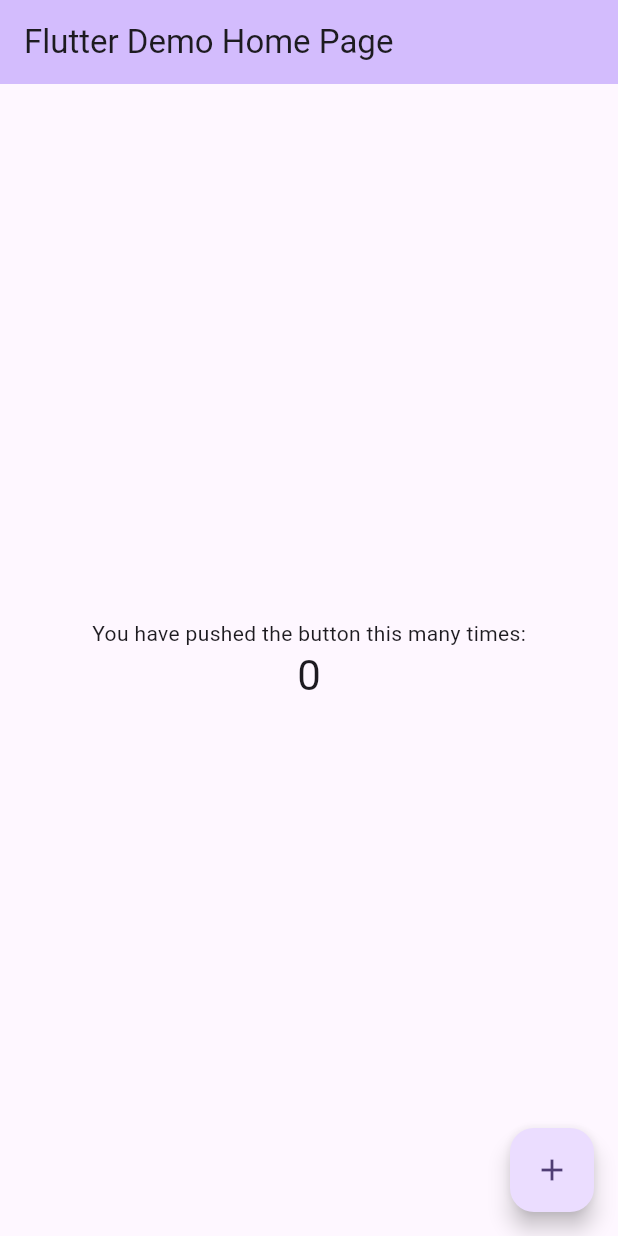
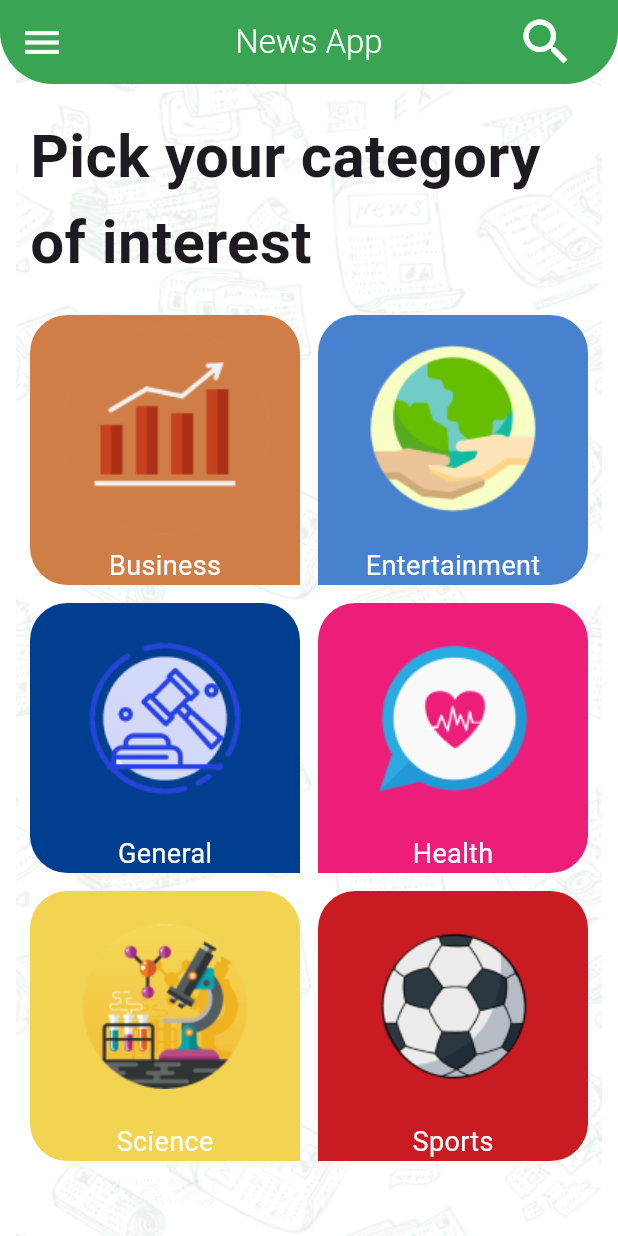
Before and after one commit to ftouh211/news_app, a Flutter app: the screen it shows after launch, on a phone screen of 412 x 824 dp. Run offline on Flutter 3.47's test engine with Material 3 defaults, Android fonts, the phone set to English and light mode, and no system bars; our stand-ins replace google_fonts; Roboto replaces fonts that are missing (Exo).

Commit message:
Describe your changes here

```diff
--- a/lib/main.dart
+++ b/lib/main.dart
@@ -1,4 +1,5 @@
 import 'package:flutter/material.dart';
+import 'package:news_app/ui/home_screen.dart';
 
 void main() {
   runApp(const MyApp());
@@ -11,115 +12,11 @@ class MyApp extends StatelessWidget {
   @override
   Widget build(BuildContext context) {
     return MaterialApp(
-      title: 'Flutter Demo',
-      theme: ThemeData(
-        // This is the theme of your application.
-        //
-        // TRY THIS: Try running your application with "flutter run". You'll see
-        // the application has a purple toolbar. Then, without quitting the app,
-        // try changing the seedColor in the colorScheme below to Colors.green
-        // and then invoke "hot reload" (save your changes or press the "hot
-        // reload" button in a Flutter-supported IDE, or press "r" if you used
-        // the command line to start the app).
-        //
-        // Notice that the counter didn't reset back to zero; the application
-        // state is not lost during the reload. To reset the state, use hot
-        // restart instead.
-        //
-        // This works for code too, not just values: Most code changes can be
-        // tested with just a hot reload.
-        colorScheme: ColorScheme.fromSeed(seedColor: Colors.deepPurple),
-        useMaterial3: true,
-      ),
-      home: const MyHomePage(title: 'Flutter Demo Home Page'),
+      routes: {
+        HomeScreen.routeName : (context) => HomeScreen(),
+      },
+      initialRoute: HomeScreen.routeName,
+      debugShowCheckedModeBanner: false,
     );
   }
 }
-
-class MyHomePage extends StatefulWidget {
-  const MyHomePage({super.key, required this.title});
-
-  // This widget is the home page of your application. It is stateful, meaning
-  // that it has a State object (defined below) that contains fields that affect
-  // how it looks.
-
-  // This class is the configuration for the state. It holds the values (in this
-  // case the title) provided by the parent (in this case the App widget) and
-  // used by the build method of the State. Fields in a Widget subclass are
-  // always marked "final".
-
-  final String title;
-
-  @override
-  State<MyHomePage> createState() => _MyHomePageState();
-}
-
-class _MyHomePageState extends State<MyHomePage> {
-  int _counter = 0;
-
-  void _incrementCounter() {
-    setState(() {
-      // This call to setState tells the Flutter framework that something has
-      // changed in this State, which causes it to rerun the build method below
-      // so that the display can reflect the updated values. If we changed
-      // _counter without calling setState(), then the build method would not be
-      // called again, and so nothing would appear to happen.
-      _counter++;
-    });
-  }
-
-  @override
-  Widget build(BuildContext context) {
-    // This method is rerun every time setState is called, for instance as done
-    // by the _incrementCounter method above.
-    //
-    // The Flutter framework has been optimized to make rerunning build methods
-    // fast, so that you can just rebuild anything that needs updating rather
-    // than having to individually change instances of widgets.
-    return Scaffold(
-      appBar: AppBar(
-        // TRY THIS: Try changing the color here to a specific color (to
-        // Colors.amber, perhaps?) and trigger a hot reload to see the AppBar
-        // change color while the other colors stay the same.
-        backgroundColor: Theme.of(context).colorScheme.inversePrimary,
-        // Here we take the value from the MyHomePage object that was created by
-        // the App.build method, and use it to set our appbar title.
-        title: Text(widget.title),
-      ),
-      body: Center(
-        // Center is a layout widget. It takes a single child and positions it
-        // in the middle of the parent.
-        child: Column(
-          // Column is also a layout widget. It takes a list of children and
-          // arranges them vertically. By default, it sizes itself to fit its
-          // children horizontally, and tries to be as tall as its parent.
-          //
-          // Column has various properties to control how it sizes itself and
-          // how it positions its children. Here we use mainAxisAlignment to
-          // center the children vertically; the main axis here is the vertical
-          // axis because Columns are vertical (the cross axis would be
-          // horizontal).
-          //
-          // TRY THIS: Invoke "debug painting" (choose the "Toggle Debug Paint"
-          // action in the IDE, or press "p" in the console), to see the
-          // wireframe for each widget.
-          mainAxisAlignment: MainAxisAlignment.center,
-          children: <Widget>[
-            const Text(
-              'You have pushed the button this many times:',
-            ),
-            Text(
-              '$_counter',
-              style: Theme.of(context).textTheme.headlineMedium,
-            ),
-          ],
-        ),
-      ),
-      floatingActionButton: FloatingActionButton(
-        onPressed: _incrementCounter,
-        tooltip: 'Increment',
-        child: const Icon(Icons.add),
-      ), // This trailing comma makes auto-formatting nicer for build methods.
-    );
-  }
-}
--- /dev/null
+++ b/lib/models/category_model.dart
@@ -0,0 +1,54 @@
+import 'package:flutter/material.dart';
+
+class CatogeryModel {
+  String id;
+  String name;
+  String image;
+  Color color;
+
+  CatogeryModel(
+      {required this.id,
+      required this.name,
+      required this.image,
+      required this.color});
+
+  static List<CatogeryModel> getCategoires() {
+    return [
+      CatogeryModel(
+          id: "business",
+          name: "Business",
+          image: "assets/images/bussines.png",
+          color: Color(0xffCF7E48)),
+      CatogeryModel(
+          id: "entertainment",
+          name: "Entertainment",
+          image: "assets/images/environment.png",
+          color: Color(0xff4882CF)),
+      CatogeryModel(
+          id: "general",
+          name: "General",
+          image: "assets/images/Politics.png",
+          color: Color(0xff003E90)),
+      CatogeryModel(
+          id: "health",
+          name: "Health",
+          image: "assets/images/health.png",
+          color: Color(0xffED1E79)),
+      CatogeryModel(
+          id: "science",
+          name: "Science",
+          image: "assets/images/science.png",
+          color: Color(0xffF2D352)),
+      CatogeryModel(
+          id: "sports",
+          name: "Sports",
+          image: "assets/images/sports.png",
+          color: Color(0xffC91C22)),
+      CatogeryModel(
+          id: "technology",
+          name: "Technology",
+          image: "assets/images/pattern.png",
+          color: Color(0xff)),
+    ];
+  }
+}
--- /dev/null
+++ b/lib/ui/categoires_tap.dart
@@ -0,0 +1,44 @@
+import 'package:flutter/material.dart';
+import 'package:news_app/models/category_model.dart';
+import 'package:news_app/ui/catigory_item.dart';
+
+class CategoiresTap extends StatelessWidget {
+  Function onClick;
+  CategoiresTap({required this.onClick, super.key});
+
+
+  var cateogires = CatogeryModel.getCategoires();
+  @override
+  Widget build(BuildContext context) {
+    return Padding(
+      padding: const EdgeInsets.all(20.0),
+      child: Column(
+        children: [
+          Text(
+            "Pick your category of interest",
+            style: TextStyle(fontSize: 40, fontWeight: FontWeight.w700),
+          ),
+          SizedBox(
+            height: 20,
+          ),
+          Expanded(
+            child: GridView.builder(
+              gridDelegate:
+                  SliverGridDelegateWithFixedCrossAxisCount(crossAxisCount: 2,mainAxisSpacing: 12,crossAxisSpacing: 12),
+              itemBuilder: (context, index) {
+                return GestureDetector(
+                  onTap: () {
+                    onClick(cateogires[index]);
+                  },
+                  child: CatigoryItem(catogeryModel: cateogires[index],
+                  isOdd: index.isOdd,),
+                );
+              },
+              itemCount: cateogires.length,
+            ),
+          )
+        ],
+      ),
+    );
+  }
+}
--- /dev/null
+++ b/lib/ui/catigory_item.dart
@@ -0,0 +1,29 @@
+import 'package:flutter/material.dart';
+import 'package:news_app/models/category_model.dart';
+
+class CatigoryItem extends StatelessWidget {
+  CatogeryModel catogeryModel;
+  bool isOdd;
+   CatigoryItem({required this.isOdd, required this.catogeryModel, super.key});
+
+  @override
+  Widget build(BuildContext context) {
+    return Container(
+      decoration: BoxDecoration(
+        color: catogeryModel.color,
+        borderRadius: BorderRadius.only(
+          topLeft: Radius.circular(25),
+          topRight: Radius.circular(25),
+          bottomLeft: !isOdd ? Radius.circular(25) : Radius.zero,
+          bottomRight: isOdd ? Radius.circular(25) : Radius.zero,
+        ),
+      ),
+      child: Column(
+        children: [
+          Expanded(child: Image.asset(catogeryModel.image)),
+          Text(catogeryModel.name,style: TextStyle(fontSize: 18, fontWeight: FontWeight.w400,color: Colors.white),),
+        ],
+      ),
+    );
+  }
+}
--- /dev/null
+++ b/lib/ui/home_screen.dart
@@ -0,0 +1,79 @@
+import 'package:flutter/material.dart';
+import 'package:google_fonts/google_fonts.dart';
+import 'package:news_app/models/category_model.dart';
+import 'package:news_app/ui/categoires_tap.dart';
+import 'package:news_app/utils/api_manager.dart';
+import 'package:news_app/ui/news-ui.dart';
+
+class HomeScreen extends StatefulWidget {
+  static const String routeName = "home";
+  HomeScreen({super.key});
+
+  @override
+  State<HomeScreen> createState() => _HomeScreenState();
+}
+
+class _HomeScreenState extends State<HomeScreen> {
+  @override
+  Widget build(BuildContext context) {
+    return Container(
+      decoration: BoxDecoration(
+          color: Colors.white,
+          image:
+              DecorationImage(image: AssetImage("assets/images/pattern.png"))),
+      child: Scaffold(
+        drawer: Drawer(),
+        backgroundColor: Colors.transparent,
+        appBar: AppBar(
+          // backgroundColor: Colors.transparent,
+          // leading: IconButton(
+          //     onPressed: () {},
+          //     icon: Icon(
+          //       Icons.menu,
+          //       color: Colors.white,
+          //     )),
+          actions: [
+            IconButton(
+                onPressed: () {},
+                icon: Padding(
+                  padding: const EdgeInsets.only(right: 20),
+                  child: Icon(
+                    Icons.search,
+                    color: Colors.white,
+                    size: 40,
+                  ),
+                ))
+          ],
+          shape: RoundedRectangleBorder(
+              borderRadius: BorderRadius.only(
+            bottomLeft: Radius.circular(35),
+            bottomRight: Radius.circular(35),
+          )),
+          iconTheme: IconThemeData(
+            color: Colors.white,
+            size: 30,
+          ),
+          title: Text(
+            "News App",
+            style: GoogleFonts.exo(
+                fontSize: 22, fontWeight: FontWeight.w300, color: Colors.white),
+          ),
+          centerTitle: true,
+          backgroundColor: Color(0xff39A552),
+        ),
+        body: catogeryModel == null
+            ? CategoiresTap(
+                onClick: onCategorySelected,
+              )
+            : News_ui(id: catogeryModel!.id),
+      ),
+    );
+  }
+
+  CatogeryModel? catogeryModel = null;
+
+  onCategorySelected(cat) {
+    catogeryModel = cat;
+    setState(() {});
+  }
+}
--- /dev/null
+++ b/lib/utils/constants.dart
@@ -0,0 +1,6 @@
+class Constants {
+
+
+  static const String baseUrl = "newsapi.org";
+  static const String apiKey = "285f96636608445c8661d65537f9e94a";
+}
--- a/pubspec.yaml
+++ b/pubspec.yaml
@@ -35,6 +35,8 @@ dependencies:
   # The following adds the Cupertino Icons font to your application.
   # Use with the CupertinoIcons class for iOS style icons.
   cupertino_icons: ^1.0.8
+  google_fonts: ^6.2.1
+  http: ^1.2.2
 
 dev_dependencies:
   flutter_test:
@@ -62,6 +64,8 @@ flutter:
   # assets:
   #   - images/a_dot_burr.jpeg
   #   - images/a_dot_ham.jpeg
+  assets:
+    - assets/images/
 
   # An image asset can refer to one or more resolution-specific "variants", see
   # https://flutter.dev/to/resolution-aware-images
```
Also changed, not shown: lib/models/news_data_response.dart (added, +57 -0 lines), lib/models/sorces_response.dart (added, +49 -0 lines), lib/ui/news-ui.dart (added, +96 -0 lines), lib/ui/news_item.dart (added, +45 -0 lines), lib/ui/tab_item.dart (added, +26 -0 lines), lib/utils/api_manager.dart (added, +38 -0 lines), assets/images/Politics.png (added), assets/images/bussines.png (added), assets/images/environment.png (added), assets/images/health.png (added), assets/images/pattern.png (added), assets/images/science.png (added), assets/images/sports.png (added), pubspec.lock.
